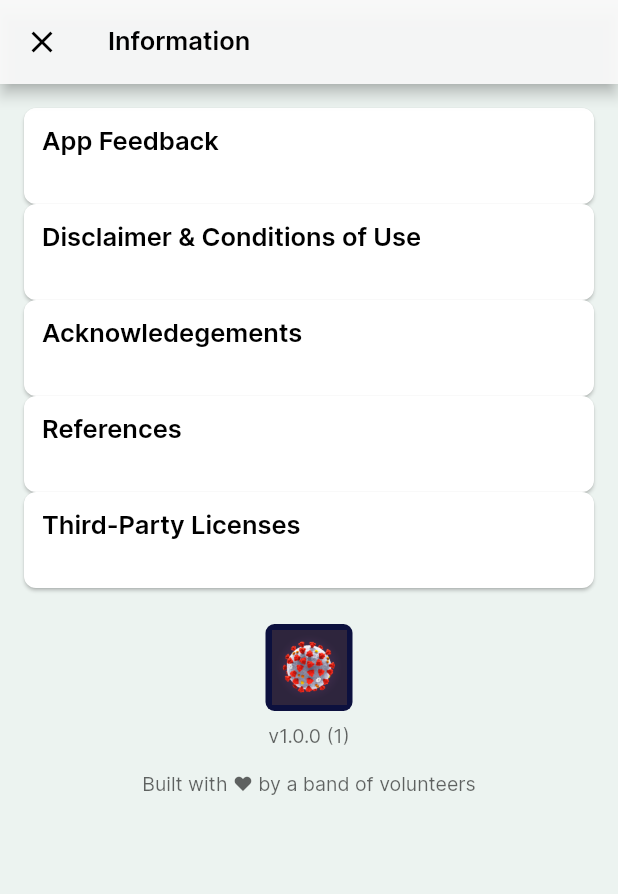
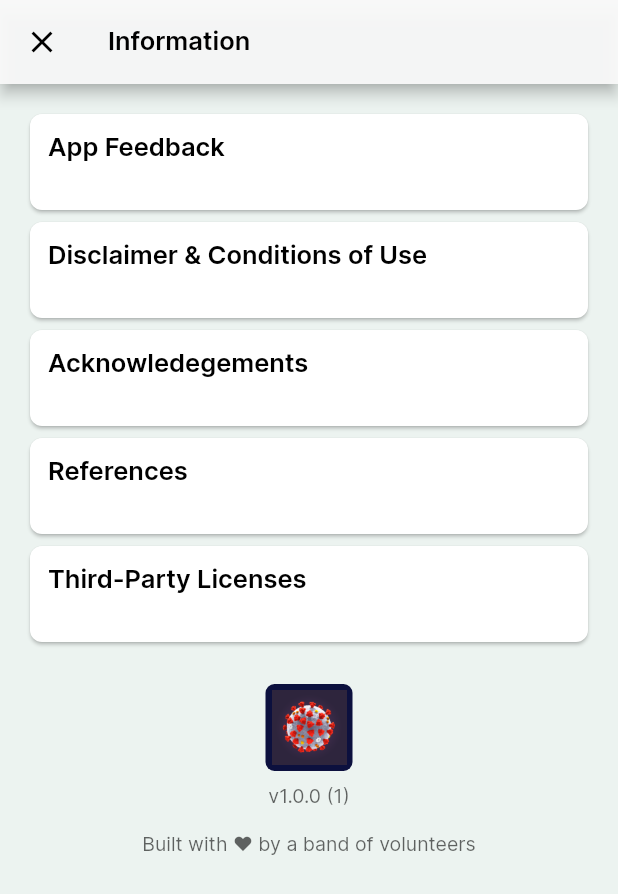
Before and after one commit to Western-Health-Covid19-Collaboration/wh_covid19_app, a Flutter app: the HomePage screen opened by its route, after a tap on the "info outline" icon, on a phone screen of 412 x 824 dp. Shown: the top 894 px of the screen. Run offline on Flutter 3.47's test engine with Material 2 defaults, Android fonts, the phone set to English and light mode, and no system bars; our stand-ins replace chewie, device_info, firebase_analytics, flutter_svg, flutter_widget_from_html, native_pdf_view and 5 more; missing offline and left inert: matrix_gesture_detector; accounts and stored records are empty; statements that could not run were skipped.

Commit message:
Use margin for title text instead of padding

```diff
--- a/lib/view/acknowledgements_view.dart
+++ b/lib/view/acknowledgements_view.dart
@@ -101,8 +101,8 @@ class HtmlSectionCard extends StatelessWidget {
     return Column(
       crossAxisAlignment: CrossAxisAlignment.stretch,
       children: <Widget>[
-        Padding(
-          padding: const EdgeInsets.fromLTRB(0, 24, 16, 0),
+        Container(
+          margin: const EdgeInsets.fromLTRB(4, 24, 16, 0),
           child: Text(
             title,
             style: Styles.textH4,
--- a/lib/view/icu_non_intensivist/tips_junior_staff_view.dart
+++ b/lib/view/icu_non_intensivist/tips_junior_staff_view.dart
@@ -85,8 +85,8 @@ class TipsJuniorStaffView extends StatelessWidget {
                       height: 48,
                     );
                   }
-                  return Padding(
-                    padding: const EdgeInsets.fromLTRB(0, 24, 16, 0),
+                  return Container(
+                    margin: const EdgeInsets.fromLTRB(4, 24, 16, 0),
                     child: Text(
                       e.toString(),
                       style: Styles.textH4,
--- a/lib/view/reference_view.dart
+++ b/lib/view/reference_view.dart
@@ -6,7 +6,7 @@ import '../style.dart';
 import '../widget/reusable_card.dart';
 
 class ReferenceView extends StatelessWidget {
-  final EdgeInsets _titlePadding = const EdgeInsets.fromLTRB(0, 24, 16, 0);
+  final EdgeInsets _titlePadding = const EdgeInsets.fromLTRB(4, 24, 16, 0);
   final EdgeInsets _contentPadding = const EdgeInsets.fromLTRB(16, 0, 16, 16);
   final double _sectionHeight = 48;
 
@@ -65,8 +65,8 @@ class ReferenceView extends StatelessWidget {
                 child: Column(
                     crossAxisAlignment: CrossAxisAlignment.stretch,
                     children: [
-                  Padding(
-                    padding: _titlePadding,
+                  Container(
+                    margin: _titlePadding,
                     child: const Text('References', style: Styles.textH4),
                   ),
                   ..._sections.map((e) =>
--- a/lib/view/resources/additional_resources_view.dart
+++ b/lib/view/resources/additional_resources_view.dart
@@ -69,8 +69,8 @@ class AdditionalResourcesView extends StatelessWidget {
                           height: 48,
                         );
                       }
-                      return Padding(
-                          padding: const EdgeInsets.fromLTRB(0, 24, 16, 0),
+                      return Container(
+                          margin: const EdgeInsets.fromLTRB(4, 24, 16, 0),
                           child: Text(
                             e.toString(),
                             style: Styles.textH4Light,
--- a/lib/widget/card_container.dart
+++ b/lib/widget/card_container.dart
@@ -7,8 +7,7 @@ enum CardsLayout { twoRow, threeColumn, threeDoubleRowBigTop, fourDoubleRow }
 
 class CardContainer extends StatelessWidget {
   static const double _outerPadding = 16;
-  static const double _innerPadding = 8;
-  static const double _headerPadding = 0;
+  static const double _headerPadding = 4;
 
   /// Title for the container
   final String title;
@@ -28,8 +27,8 @@ class CardContainer extends StatelessWidget {
   @override
   Widget build(BuildContext context) {
     final containerHeading = title != null
-        ? Padding(
-            padding: const EdgeInsets.only(left: _headerPadding),
+        ? Container(
+            margin: const EdgeInsets.only(left: _headerPadding),
             child: Text(
               title,
               style: Styles.cardContainerTextStyle,
@@ -44,7 +43,6 @@ class CardContainer extends StatelessWidget {
         mainAxisSize: MainAxisSize.min,
         children: <Widget>[
           containerHeading,
-          _buildVerticalSpacer(),
           _cardsLayout(containerLayout),
         ],
       ),
@@ -59,7 +57,6 @@ class CardContainer extends StatelessWidget {
           return Row(
             children: <Widget>[
               Expanded(child: cards[0]),
-              _buildHorizontalSpacer(),
               Expanded(child: cards[1]),
             ],
           );
@@ -75,9 +72,7 @@ class CardContainer extends StatelessWidget {
             mainAxisSize: MainAxisSize.min,
             children: <Widget>[
               cards[0],
-              _buildVerticalSpacer(),
               cards[1],
-              _buildVerticalSpacer(),
               cards[2]
             ],
           );
@@ -94,11 +89,9 @@ class CardContainer extends StatelessWidget {
               Row(children: <Widget>[
                 Expanded(child: cards[0]),
               ]),
-              _buildVerticalSpacer(),
               Row(
                 children: <Widget>[
                   Expanded(child: cards[1]),
-                  _buildHorizontalSpacer(),
                   Expanded(child: cards[2]),
                 ],
               )
@@ -117,14 +110,12 @@ class CardContainer extends StatelessWidget {
               Row(
                 children: <Widget>[
                   Expanded(child: cards[0]),
-                  _buildHorizontalSpacer(),
                   Expanded(child: cards[1]),
                 ],
               ),
               Row(
                 children: <Widget>[
                   Expanded(child: cards[2]),
-                  _buildHorizontalSpacer(),
                   Expanded(child: cards[3]),
                 ],
               )
@@ -140,10 +131,6 @@ class CardContainer extends StatelessWidget {
     }
   }
 
-  Widget _buildHorizontalSpacer() => Container(width: _innerPadding);
-
-  Widget _buildVerticalSpacer() => Container(height: _innerPadding);
-
   Widget _wrongCardsNumber() => const Center(
         child: Text(
           'Wrong number of cards buddy 😅',
--- a/lib/widget/reusable_card.dart
+++ b/lib/widget/reusable_card.dart
@@ -6,7 +6,7 @@ import '../widget/cards/reusable_card_base.dart';
 
 class ReusableCard extends StatelessWidget {
   static const double _defaultHeight = 84;
-  static const EdgeInsets _defaultMargin = EdgeInsets.all(0.0);
+  static const EdgeInsets _defaultMargin = EdgeInsets.all(4.0);
 
   /// Title of the card
   final String title;
```
Also changed, not shown: 1 other file.
